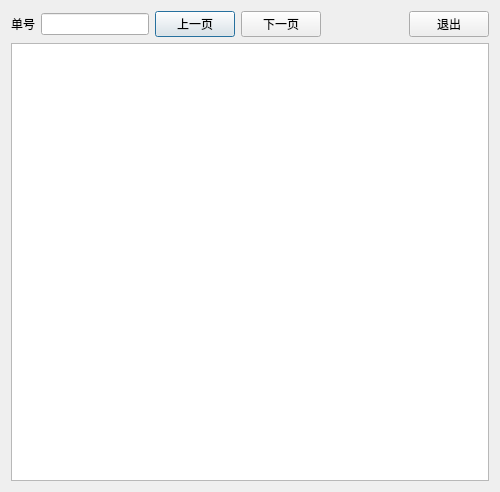
Old version of the form qt/w_scr_dish_main_qr_code_over_view.ui in the repository derekzhang79/fastfdmain.
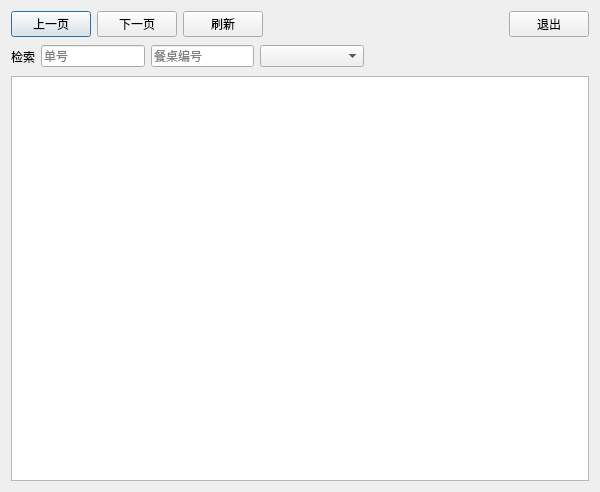
New version of the form. Custom widgets are drawn as their Qt base class.

What changed in the file:
```diff
--- a/qt/w_scr_dish_main_qr_code_over_view.ui
+++ b/qt/w_scr_dish_main_qr_code_over_view.ui
@@ -6,7 +6,7 @@
    <rect>
     <x>0</x>
     <y>0</y>
-    <width>500</width>
+    <width>600</width>
     <height>492</height>
    </rect>
   </property>
@@ -16,16 +16,6 @@
   <layout class="QVBoxLayout" name="verticalLayout">
    <item>
     <layout class="QHBoxLayout" name="horizontalLayout">
-     <item>
-      <widget class="QLabel" name="label">
-       <property name="text">
-        <string>单号</string>
-       </property>
-      </widget>
-     </item>
-     <item>
-      <widget class="QLineEdit" name="lineEdit_sn"/>
-     </item>
      <item>
       <widget class="lds_toolbar_button" name="pushButton_up">
        <property name="text">
@@ -46,6 +36,16 @@
        </property>
       </widget>
      </item>
+     <item>
+      <widget class="lds_toolbar_button" name="pushButton_refresh">
+       <property name="text">
+        <string>刷新</string>
+       </property>
+       <property name="outer_stylesheet" stdset="0">
+        <string>pushbutton</string>
+       </property>
+      </widget>
+     </item>
      <item>
       <spacer name="horizontalSpacer">
        <property name="orientation">
@@ -71,6 +71,47 @@
      </item>
     </layout>
    </item>
+   <item>
+    <layout class="QHBoxLayout" name="horizontalLayout_2" stretch="0,1,1,1,0">
+     <item>
+      <widget class="QLabel" name="label">
+       <property name="text">
+        <string>检索</string>
+       </property>
+      </widget>
+     </item>
+     <item>
+      <widget class="QLineEdit" name="lineEdit_sn">
+       <property name="placeholderText">
+        <string>单号</string>
+       </property>
+      </widget>
+     </item>
+     <item>
+      <widget class="QLineEdit" name="lineEdit_tableNo">
+       <property name="placeholderText">
+        <string>餐桌编号</string>
+       </property>
+      </widget>
+     </item>
+     <item>
+      <widget class="lds_ComboBox" name="comboBox_state"/>
+     </item>
+     <item>
+      <spacer name="horizontalSpacer_2">
+       <property name="orientation">
+        <enum>Qt::Horizontal</enum>
+       </property>
+       <property name="sizeHint" stdset="0">
+        <size>
+         <width>225</width>
+         <height>27</height>
+        </size>
+       </property>
+      </spacer>
+     </item>
+    </layout>
+   </item>
    <item>
     <widget class="lds_tableView" name="tableView"/>
    </item>
@@ -87,6 +128,11 @@
    <extends>QTableView</extends>
    <header>lds_tableview.h</header>
   </customwidget>
+  <customwidget>
+   <class>lds_ComboBox</class>
+   <extends>QComboBox</extends>
+   <header>lds_combobox.h</header>
+  </customwidget>
  </customwidgets>
  <resources/>
  <connections/>
```
Left out of the diff: 4 changed lines with no effect on the pictures.
